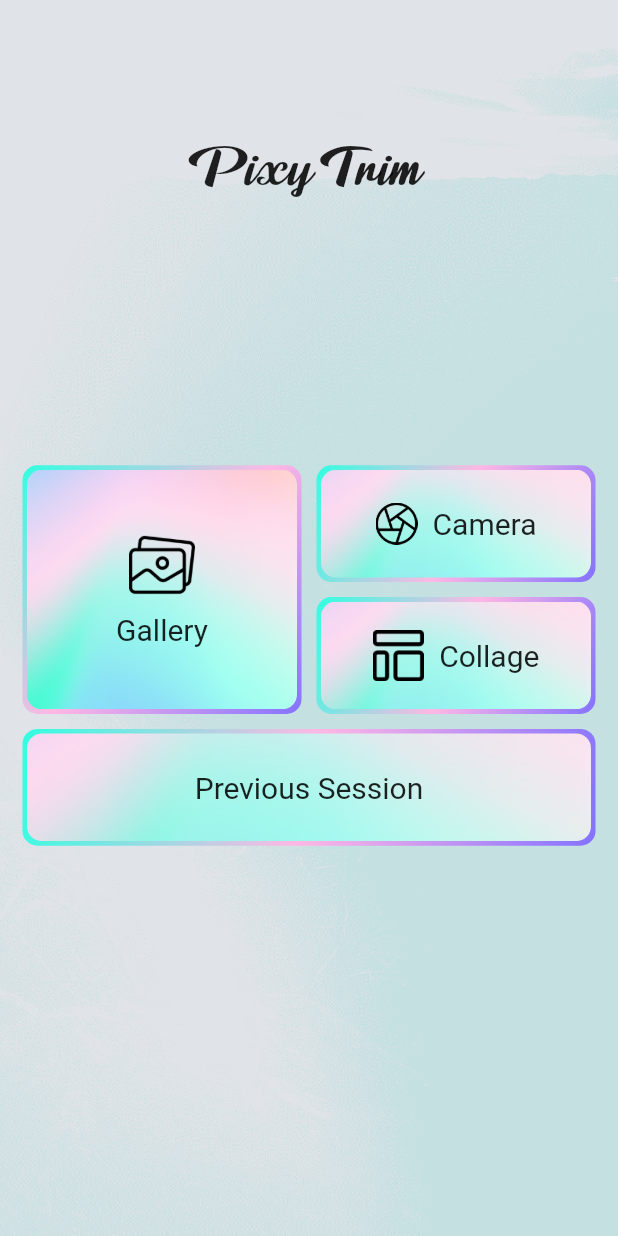
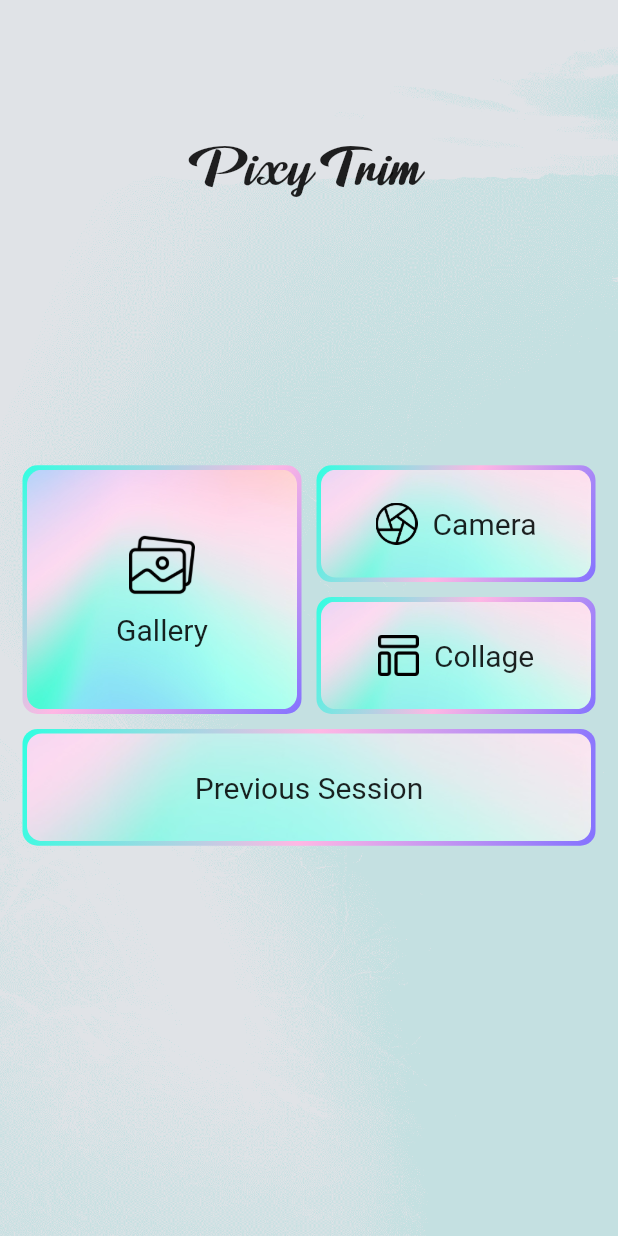
Before and after one commit to jyoti5560/PixyTrim_PhotoEditing, a Flutter app: the screen it shows after launch, on a phone screen of 412 x 824 dp. Run offline on Flutter 3.47's test engine with Material 2 defaults, Android fonts, the phone set to English and light mode, and no system bars; our stand-ins replace camera, extended_image, flutter_image_compress, fluttertoast, gallery_saver, get and 5 more; missing offline and left inert: crop_your_image.

Commit message:
Update index_screen.dart

```diff
--- a/pixytrim/lib/screens/index_screen/index_screen.dart
+++ b/pixytrim/lib/screens/index_screen/index_screen.dart
@@ -208,7 +208,7 @@ class _IndexScreenState extends State<IndexScreen> {
                                                     children: [
                                                       Image.asset(
                                                         Images.ic_layout,
-                                                        scale: 3.2,
+                                                        scale: 4,
                                                       ),
                                                       SizedBox(
                                                         width: 10,
```
